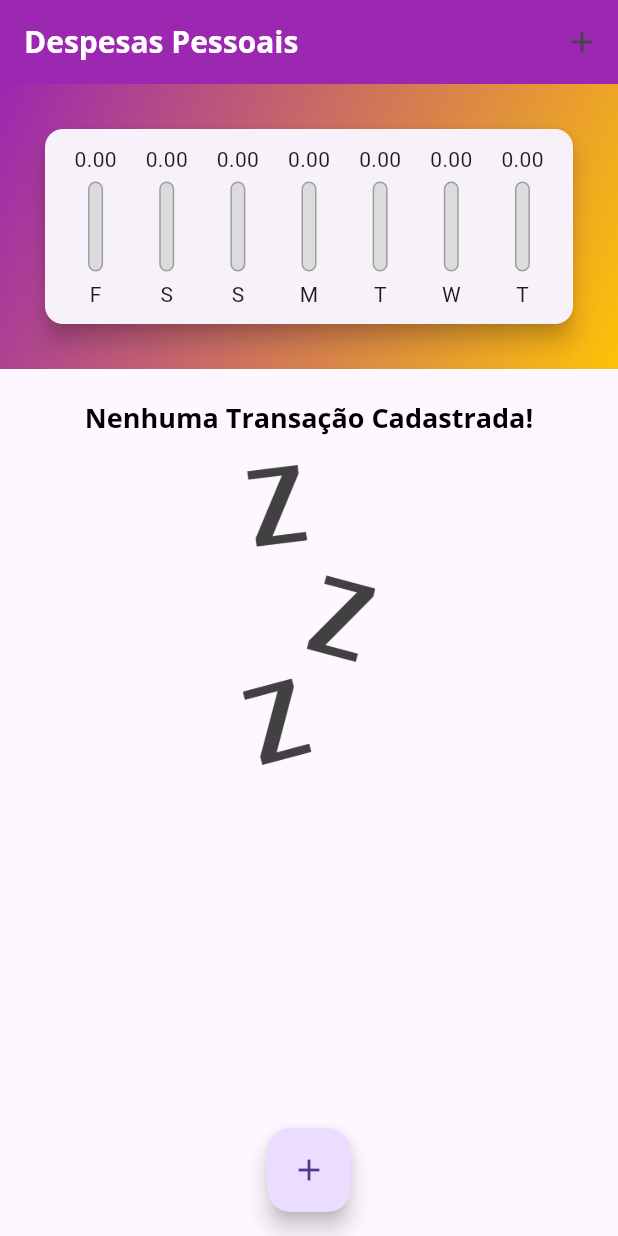
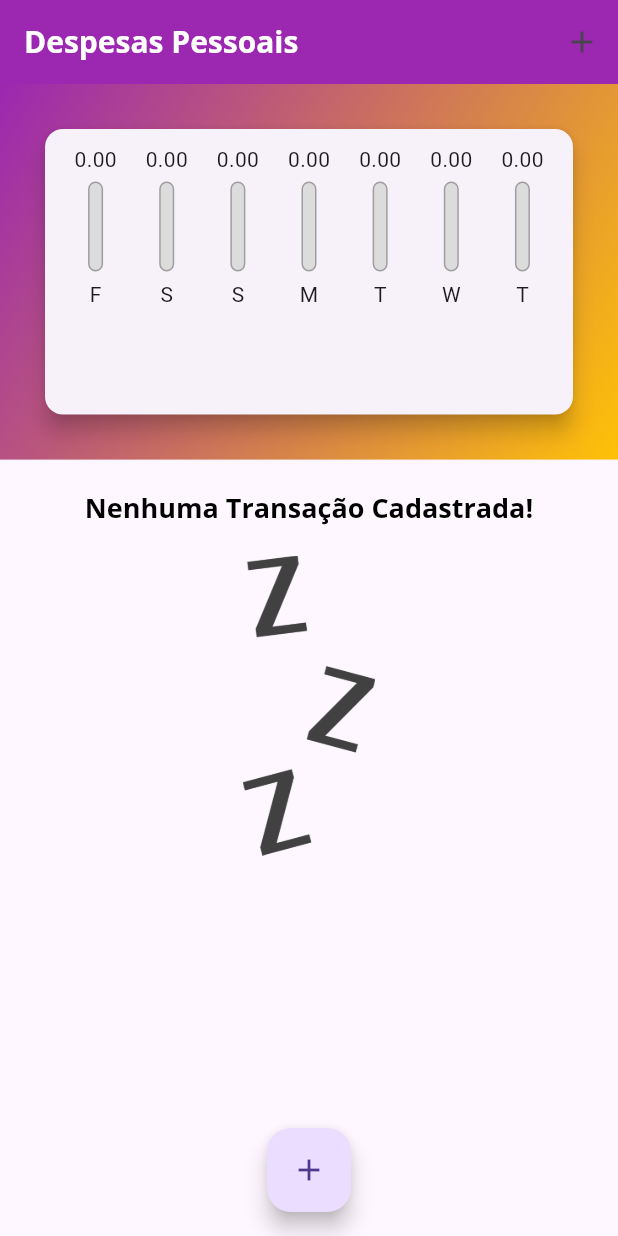
Before and after one commit to ThiagoCostaD/expenses, a Flutter app: the screen it shows after launch, on a phone screen of 412 x 824 dp. Run offline on Flutter 3.47's test engine with Material 3 defaults, Android fonts, the light colour scheme and no system bars.

Commit message:
Trabalhando na responsividade do graficoxlista

```diff
--- a/lib/components/transaction_list.dart
+++ b/lib/components/transaction_list.dart
@@ -13,9 +13,7 @@
 
   @override
   Widget build(BuildContext context) {
-    return SizedBox(
-      height: 390,
-      child: transactions.isEmpty
+    return transactions.isEmpty
         ? Column(
             children: [
               const SizedBox(height: 20),
@@ -86,7 +84,6 @@
                 ),
               );
             },
-            ),
           );
   }
 }
--- a/lib/main.dart
+++ b/lib/main.dart
@@ -120,8 +120,7 @@
 
   @override
   Widget build(BuildContext context) {
-    return Scaffold(
-      appBar: AppBar(
+    final appBar = AppBar(
       title: const Text('Despesas Pessoais'),
       actions: [
         IconButton(
@@ -129,7 +128,14 @@
           onPressed: () => _openTransactionFormModal(context),
         ),
       ],
-      ),
+    );
+
+    final availableHeight = MediaQuery.of(context).size.height -
+        appBar.preferredSize.height -
+        MediaQuery.of(context).padding.top;
+
+    return Scaffold(
+      appBar: appBar,
       body: SingleChildScrollView(
         child: Column(
           crossAxisAlignment: CrossAxisAlignment.stretch,
@@ -143,12 +149,17 @@
                   end: Alignment.bottomRight,
                 ),
               ),
-              child: Chart(_recentTransactions),
+              child: SizedBox(
+                  height: availableHeight * 0.3,
+                  child: Chart(_recentTransactions)),
             ),
-            TransactionList(
+            SizedBox(
+              height: availableHeight * 0.7,
+              child: TransactionList(
                 _transactions,
                 _removeTransaction,
                 _editTransaction,
+              ),
             ),
           ],
         ),
```
Lines whose indentation alone changed are shown as unchanged.
